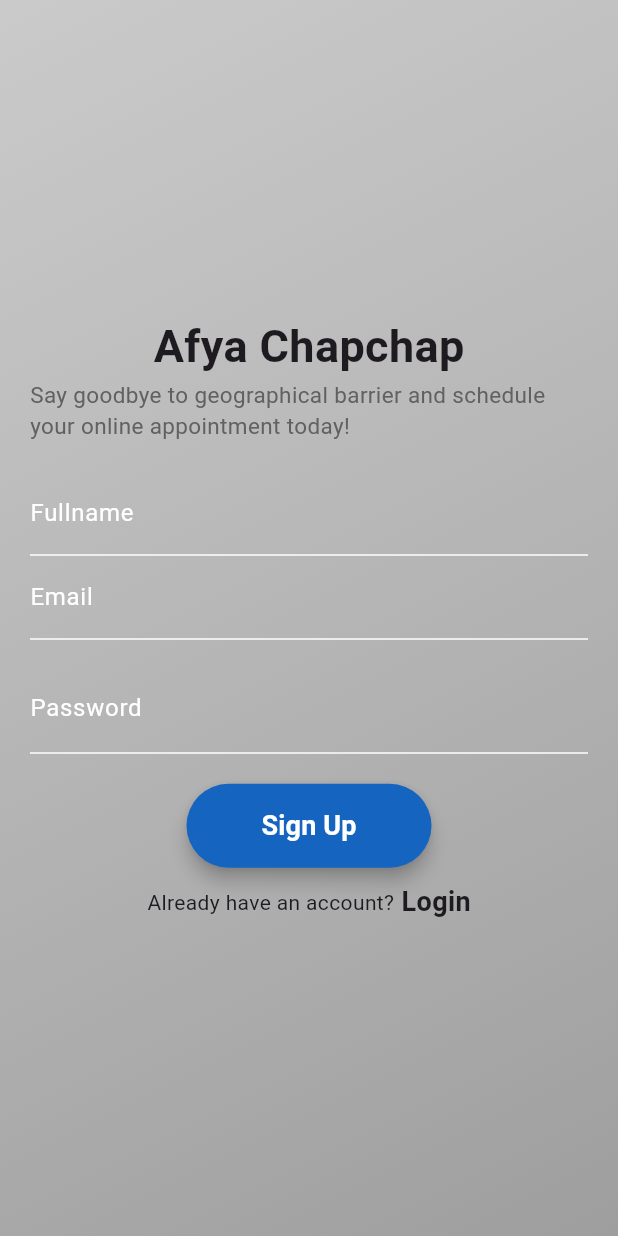
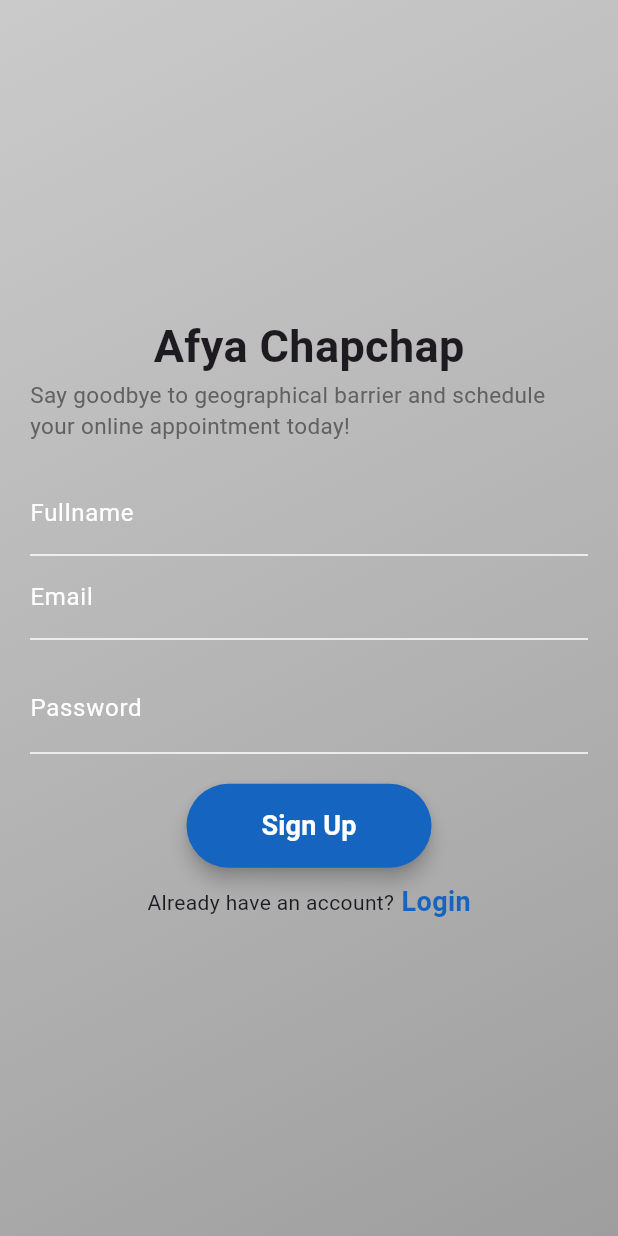
Before and after one commit to makuachteny/mobile-dev, a Flutter app: the SignUpPage screen opened directly, on a phone screen of 412 x 824 dp. Run offline on Flutter 3.47's test engine with Material 3 defaults, Android fonts, the phone set to English and light mode, and no system bars.

Commit message:
updated the main.dart file

```diff
--- a/afya_chapchap/lib/Screens/signup.dart
+++ b/afya_chapchap/lib/Screens/signup.dart
@@ -1,7 +1,8 @@
 import 'package:flutter/material.dart';
+import './login.dart';
 
 class SignUpPage extends StatefulWidget {
-  const SignUpPage({super.key});
+  const SignUpPage({Key? key}) : super(key: key);
 
   @override
   SignUpPageState createState() => SignUpPageState();
@@ -114,7 +115,10 @@ class SignUpPageState extends State<SignUpPage> {
                     ),
                   ),
                   onPressed: () {
-                    Navigator.pop(context);
+                    Navigator.pushReplacement(
+                      context,
+                      MaterialPageRoute(builder: (context) => LoginPage()),
+                    );
                   },
                   child: const Text(
                     'Sign Up',
@@ -122,14 +126,25 @@ class SignUpPageState extends State<SignUpPage> {
                   ),
                 ),
                 const SizedBox(height: 10.0),
-                const Row(
+                Row(
                   mainAxisAlignment: MainAxisAlignment.center,
                   children: <Widget>[
                     Text("Already have an account?"),
-                    Text(
-                      " Login",
-                      style: TextStyle(
-                          fontWeight: FontWeight.w600, fontSize: 18),
+                    GestureDetector(
+                      onTap: () {
+                        Navigator.pushReplacement(
+                          context,
+                          MaterialPageRoute(builder: (context) => LoginPage()),
+                        );
+                      },
+                      child: Text(
+                        " Login",
+                        style: TextStyle(
+                          fontWeight: FontWeight.w600,
+                          fontSize: 18,
+                          color: Colors.blue[800],
+                        ),
+                      ),
                     ),
                   ],
                 ),
--- a/afya_chapchap/lib/main.dart
+++ b/afya_chapchap/lib/main.dart
@@ -1,5 +1,5 @@
 import 'package:flutter/material.dart';
-import './Screens/landing_page.dart';
+import './Screens/signup.dart';
 
 void main() {
   runApp(const MyApp());
@@ -11,7 +11,7 @@
   @override
   Widget build(BuildContext context) {
     return const MaterialApp(
-      home: LandingPage(),
+      home: SignUpPage(),
     );
   }
 }
```
Also changed, not shown: afya_chapchap/lib/Screens/login.dart (+12 -16 lines).
